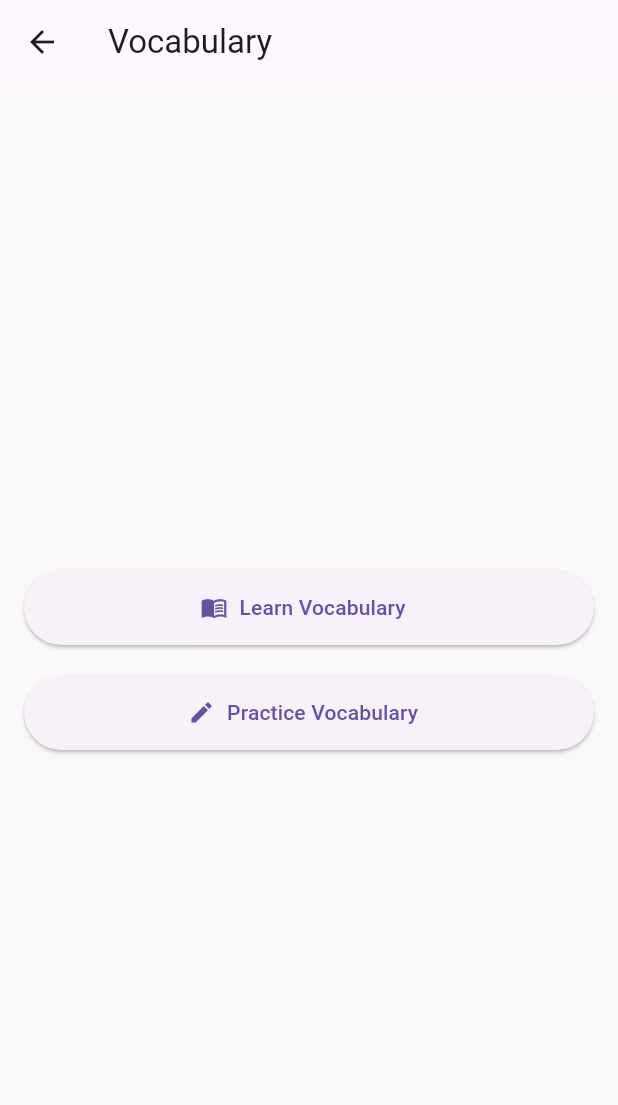
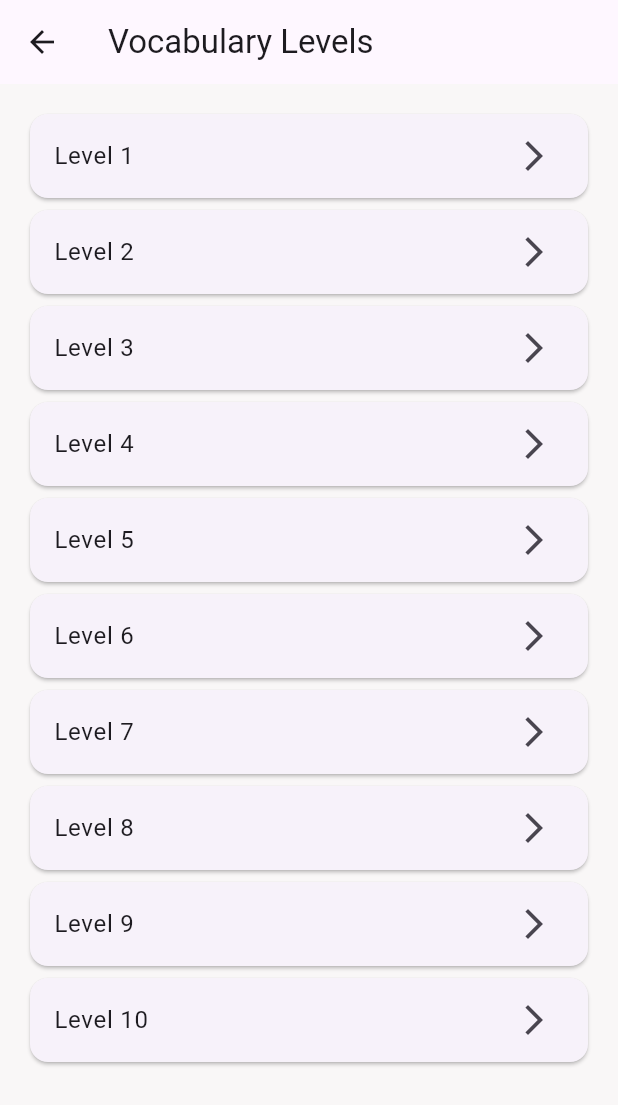
Before and after one commit to spokenenglishpraveen/flutter_application, a Flutter app: the VocabularyScreen screen opened directly, on a phone screen of 412 x 824 dp. Shown: the top 1105 px of the screen. Run offline on Flutter 3.47's test engine with Material 3 defaults, Android fonts, the phone set to English and light mode, and no system bars; network calls fail.

Commit message:
added vocabulary

```diff
--- a/spoken_english_flutter/lib/screens/vocabulary/learn_vocabulary_screen.dart
+++ b/spoken_english_flutter/lib/screens/vocabulary/learn_vocabulary_screen.dart
@@ -2,7 +2,8 @@ import 'package:flutter/material.dart';
 import '../../services/api_service.dart';
 
 class LearnVocabularyScreen extends StatefulWidget {
-  const LearnVocabularyScreen({super.key});
+  final int level;
+  const LearnVocabularyScreen({super.key, required this.level});
 
   @override
   State<LearnVocabularyScreen> createState() => _LearnVocabularyScreenState();
@@ -23,7 +24,7 @@ class _LearnVocabularyScreenState extends State<LearnVocabularyScreen> {
 
   Future<void> _loadVocabulary() async {
     try {
-      final vocabList = await ApiService.getVocabularyList();
+      final vocabList = await ApiService.getVocabularyListByLevel(widget.level);
       setState(() {
         _vocabulary = vocabList;
         _filteredVocabulary = vocabList;
@@ -31,19 +32,17 @@ class _LearnVocabularyScreenState extends State<LearnVocabularyScreen> {
       });
     } catch (e) {
       print("Error loading vocabulary: $e");
-      setState(() {
-        _isLoading = false;
-      });
+      setState(() => _isLoading = false);
     }
   }
 
   void _onSearch(String value) {
     value = value.toLowerCase();
     final matches = _vocabulary.where((word) =>
-      (word['word'] ?? '').toString().toLowerCase().contains(value)).toList();
+        (word['word'] ?? '').toLowerCase().contains(value)).toList();
 
     if (matches.length == 1 &&
-        (matches.first['word'] ?? '').toString().toLowerCase() == value) {
+        (matches.first['word'] ?? '').toLowerCase() == value) {
       setState(() {
         _selectedWord = matches.first;
         _filteredVocabulary = [];
@@ -103,7 +102,7 @@ class _LearnVocabularyScreenState extends State<LearnVocabularyScreen> {
   @override
   Widget build(BuildContext context) {
     return Scaffold(
-      appBar: AppBar(title: const Text('Learn Vocabulary')),
+      appBar: AppBar(title: Text('Learn Vocabulary - Level ${widget.level}')),
       body: _isLoading
           ? const Center(child: CircularProgressIndicator())
           : Padding(
--- a/spoken_english_flutter/lib/screens/vocabulary/practice_vocabulary_screen.dart
+++ b/spoken_english_flutter/lib/screens/vocabulary/practice_vocabulary_screen.dart
@@ -2,7 +2,8 @@ import 'package:flutter/material.dart';
 import '../../services/api_service.dart';
 
 class PracticeVocabularyScreen extends StatefulWidget {
-  const PracticeVocabularyScreen({super.key});
+  final int level;
+  const PracticeVocabularyScreen({required this.level, super.key});
 
   @override
   State<PracticeVocabularyScreen> createState() => _PracticeVocabularyScreenState();
@@ -30,7 +31,7 @@ class _PracticeVocabularyScreenState extends State<PracticeVocabularyScreen> {
     });
 
     try {
-      final word = await ApiService.getRandomVocabularyWord();
+      final word = await ApiService.getRandomVocabularyWordByLevel(widget.level);
       setState(() {
         _currentWord = word;
         _isLoading = false;
@@ -86,19 +87,11 @@ class _PracticeVocabularyScreenState extends State<PracticeVocabularyScreen> {
               onChanged: (value) => setState(() => _userInput = value),
             ),
             const SizedBox(height: 20),
-
-            /// Buttons: Check Answer, Show Answer, Next Word
             Row(
               mainAxisAlignment: MainAxisAlignment.spaceEvenly,
               children: [
-                ElevatedButton(
-                  onPressed: _checkAnswer,
-                  child: const Text('Check Answer'),
-                ),
-                ElevatedButton(
-                  onPressed: _revealAnswer,
-                  child: const Text('Show Answer'),
-                ),
+                ElevatedButton(onPressed: _checkAnswer, child: const Text('Check Answer')),
+                ElevatedButton(onPressed: _revealAnswer, child: const Text('Show Answer')),
                 ElevatedButton.icon(
                   onPressed: _loadRandomWord,
                   icon: const Icon(Icons.refresh),
@@ -106,10 +99,7 @@ class _PracticeVocabularyScreenState extends State<PracticeVocabularyScreen> {
                 ),
               ],
             ),
-
             const SizedBox(height: 20),
-
-            /// Result: Correct or Incorrect
             if (_isCorrect != null)
               Text(
                 _isCorrect! ? '✅ Correct!' : '❌ Incorrect',
@@ -118,8 +108,6 @@ class _PracticeVocabularyScreenState extends State<PracticeVocabularyScreen> {
                   color: _isCorrect! ? Colors.green : Colors.red,
                 ),
               ),
-
-            /// Answer Details
             if (_showAnswer)
               Column(
                 crossAxisAlignment: CrossAxisAlignment.start,
@@ -140,7 +128,7 @@ class _PracticeVocabularyScreenState extends State<PracticeVocabularyScreen> {
   @override
   Widget build(BuildContext context) {
     return Scaffold(
-      appBar: AppBar(title: const Text('Practice Vocabulary')),
+      appBar: AppBar(title: Text('Practice Vocabulary - Level ${widget.level}')),
       body: _isLoading
           ? const Center(child: CircularProgressIndicator())
           : SingleChildScrollView(child: _buildPracticeCard()),
--- a/spoken_english_flutter/lib/screens/vocabulary/vocabulary_screen.dart
+++ b/spoken_english_flutter/lib/screens/vocabulary/vocabulary_screen.dart
@@ -5,45 +5,63 @@ import 'practice_vocabulary_screen.dart';
 class VocabularyScreen extends StatelessWidget {
   const VocabularyScreen({super.key});
 
-  @override
-  Widget build(BuildContext context) {
-    return Scaffold(
-      appBar: AppBar(title: const Text('Vocabulary')),
-      body: Padding(
+  void _openLevelOptions(BuildContext context, int level) {
+    showModalBottomSheet(
+      context: context,
+      builder: (_) => Padding(
         padding: const EdgeInsets.all(16.0),
-        child: Column(
-          mainAxisAlignment: MainAxisAlignment.center,
+        child: Wrap(
           children: [
-            ElevatedButton.icon(
-              icon: const Icon(Icons.menu_book),
-              label: const Text('Learn Vocabulary'),
-              onPressed: () {
+            ListTile(
+              leading: const Icon(Icons.menu_book),
+              title: const Text('Learn Vocabulary'),
+              onTap: () {
+                Navigator.pop(context); // close bottom sheet
                 Navigator.push(
                   context,
-                  MaterialPageRoute(builder: (_) => LearnVocabularyScreen()),
+                  MaterialPageRoute(
+                    builder: (_) => LearnVocabularyScreen(level: level),
+                  ),
                 );
               },
-              style: ElevatedButton.styleFrom(
-                minimumSize: const Size(double.infinity, 50),
-              ),
             ),
-            const SizedBox(height: 20),
-            ElevatedButton.icon(
-              icon: const Icon(Icons.edit),
-              label: const Text('Practice Vocabulary'),
-              onPressed: () {
+            ListTile(
+              leading: const Icon(Icons.edit),
+              title: const Text('Practice Vocabulary'),
+              onTap: () {
+                Navigator.pop(context);
                 Navigator.push(
                   context,
-                  MaterialPageRoute(builder: (_) => PracticeVocabularyScreen()),
+                  MaterialPageRoute(
+                    builder: (_) => PracticeVocabularyScreen(level: level),
+                  ),
                 );
               },
-              style: ElevatedButton.styleFrom(
-                minimumSize: const Size(double.infinity, 50),
-              ),
             ),
           ],
         ),
       ),
     );
   }
+
+  @override
+  Widget build(BuildContext context) {
+    return Scaffold(
+      appBar: AppBar(title: const Text('Vocabulary Levels')),
+      body: ListView.builder(
+        padding: const EdgeInsets.all(16),
+        itemCount: 10,
+        itemBuilder: (context, index) {
+          final level = index + 1;
+          return Card(
+            child: ListTile(
+              title: Text('Level $level'),
+              trailing: const Icon(Icons.arrow_forward_ios),
+              onTap: () => _openLevelOptions(context, level),
+            ),
+          );
+        },
+      ),
+    );
+  }
 }
--- a/spoken_english_flutter/lib/services/api_service.dart
+++ b/spoken_english_flutter/lib/services/api_service.dart
@@ -4,9 +4,11 @@ import 'package:http/http.dart' as http;
 class ApiService {
   static const String baseUrl = 'https://flutterapplication-production.up.railway.app';
 
-  // --- VERBS ---
+  // ============================
+  //           VERBS
+  // ============================
 
-  // Get all verbs as a list of maps (each with v1, v2, v3, ing, telugu_meaning, examples)
+  // Get all verbs
   static Future<List<Map<String, dynamic>>> getAllVerbs() async {
     final response = await http.get(Uri.parse('$baseUrl/practice/verbs'));
     if (response.statusCode == 200) {
@@ -17,20 +19,20 @@ class ApiService {
     }
   }
 
-  // Get a random verb from backend
+  // Get a random verb
   static Future<Map<String, dynamic>> getRandomVerb() async {
     final response = await http.get(Uri.parse('$baseUrl/practice/verbs/random'));
     if (response.statusCode == 200) {
-      final data = json.decode(response.body);
-      return data;
+      return json.decode(response.body);
     } else {
       throw Exception('Failed to load random verb');
     }
   }
 
-  // --- TENSES ---
+  // ============================
+  //           TENSES
+  // ============================
 
-  // Get list of available tenses
   static Future<List<String>> getTenseList() async {
     final response = await http.get(Uri.parse('$baseUrl/practice/tenses-list'));
     if (response.statusCode == 200) {
@@ -40,11 +42,9 @@ class ApiService {
     }
   }
 
-  // Get Telugu-English sentence pair for practice of a given tense
   static Future<Map<String, String>> getTenseSentence(String tense) async {
     final response = await http.get(Uri.parse(
         '$baseUrl/practice/tenses/practice?tense=${Uri.encodeComponent(tense)}'));
-
     if (response.statusCode == 200) {
       final data = json.decode(response.body);
       return {
@@ -56,7 +56,6 @@ class ApiService {
     }
   }
 
-  // Check user's translation answer for a Telugu sentence in a tense
   static Future<bool> checkTenseAnswer(String teluguSentence, String englishAnswer) async {
     final response = await http.post(
       Uri.parse('$baseUrl/practice/tenses/check'),
@@ -74,11 +73,9 @@ class ApiService {
     }
   }
 
-  // Get correct English translation answer for a Telugu sentence (tense practice)
   static Future<Map<String, String>> getTenseAnswer(String teluguSentence) async {
     final response = await http.get(Uri.parse(
-        '$baseUrl/practice/tenses/answer?telugu=${Uri.encodeComponent(teluguSentence)}'));
-
+      '$baseUrl/practice/tenses/answer?telugu=${Uri.encodeComponent(teluguSentence)}'));
     if (response.statusCode == 200) {
       final data = json.decode(response.body);
       return {
@@ -90,9 +87,11 @@ class ApiService {
     }
   }
 
-  // --- VOCABULARY ---
+  // ============================
+  //         VOCABULARY
+  // ============================
 
-  // Fetch the full vocabulary list
+  // Get full vocabulary list (all levels)
   static Future<List<Map<String, String>>> getVocabularyList() async {
     final response = await http.get(Uri.parse('$baseUrl/practice/vocabulary'));
     if (response.statusCode == 200) {
@@ -103,7 +102,18 @@ class ApiService {
     }
   }
 
-  // Fetch a random Telugu word for practice
+  // Get vocabulary list by level
+  static Future<List<Map<String, String>>> getVocabularyListByLevel(int level) async {
+    final response = await http.get(Uri.parse('$baseUrl/practice/vocabulary?level=$level'));
+    if (response.statusCode == 200) {
+      final List<dynamic> data = json.decode(response.body);
+      return data.map((item) => Map<String, String>.from(item)).toList();
+    } else {
+      throw Exception('Failed to load vocabulary for level $level');
+    }
+  }
+
+  // Get one random word (no level)
   static Future<Map<String, String>> getRandomVocabularyWord() async {
     final response = await http.get(Uri.parse('$baseUrl/practice/vocabulary/random'));
     if (response.statusCode == 200) {
@@ -113,12 +123,20 @@ class ApiService {
     }
   }
 
-  // Fetch full details of a Telugu word
+  // Get one random word by level
+  static Future<Map<String, String>> getRandomVocabularyWordByLevel(int level) async {
+    final response = await http.get(Uri.parse('$baseUrl/practice/vocabulary/random?level=$level'));
+    if (response.statusCode == 200) {
+      return Map<String, String>.from(json.decode(response.body));
+    } else {
+      throw Exception('Failed to fetch random word for level $level');
+    }
+  }
+
+  // Get details for a specific Telugu word
   static Future<Map<String, String>> getVocabularyAnswer(String teluguWord) async {
     final response = await http.get(Uri.parse(
-      '$baseUrl/practice/vocabulary/answer?telugu=${Uri.encodeComponent(teluguWord)}',
-    ));
-
+      '$baseUrl/practice/vocabulary/answer?telugu=${Uri.encodeComponent(teluguWord)}'));
     if (response.statusCode == 200) {
       return Map<String, String>.from(json.decode(response.body));
     } else {
```
